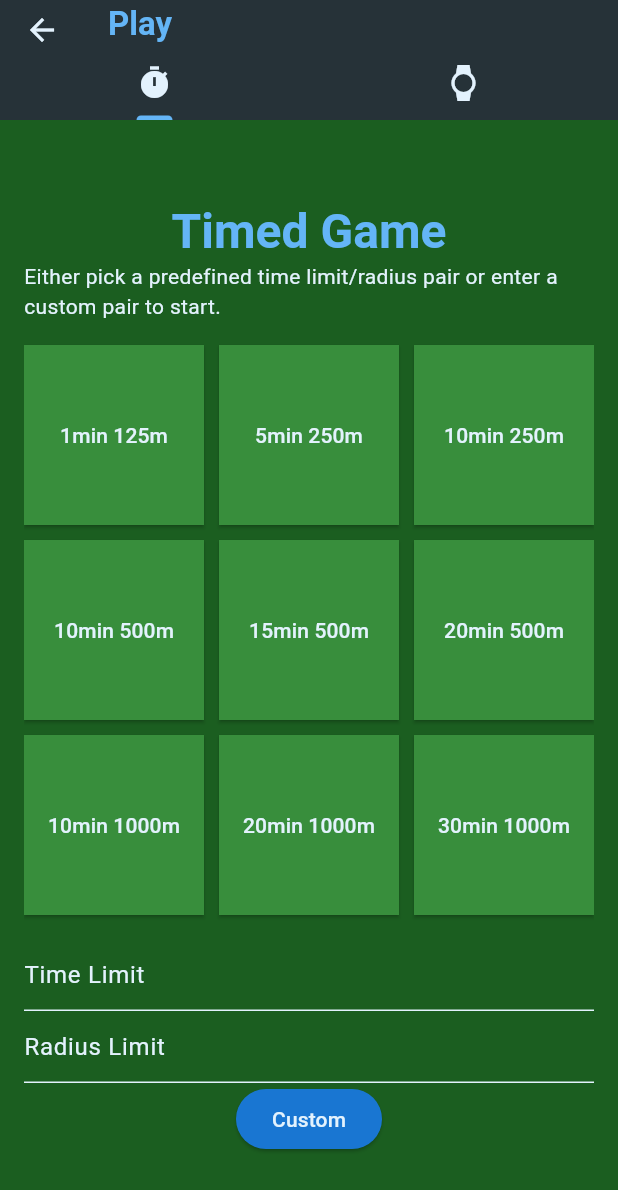
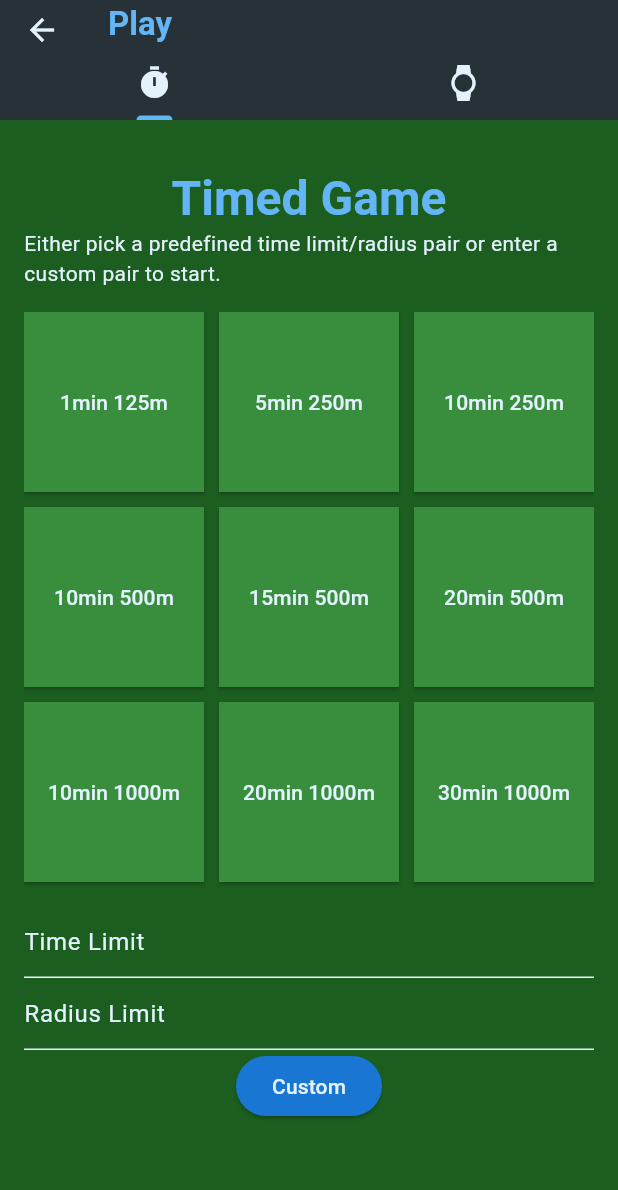
Before and after one commit to superj6/geoguess_irl, a Flutter app: the PlayScreen screen opened directly, on a phone screen of 412 x 824 dp. Shown: the top 1190 px of the screen. Run offline on Flutter 3.47's test engine with Material 3 defaults, Android fonts, the light colour scheme and no system bars; our stand-ins replace carousel_slider, flutter_secure_storage, geolocator, google_maps_flutter; missing offline and left inert: flutter_timer_countdown; accounts and stored records are empty.

Commit message:
uncenter play tab

```diff
--- a/lib/tabs/play_timed.dart
+++ b/lib/tabs/play_timed.dart
@@ -27,8 +27,8 @@ class PlayTimedTab extends StatelessWidget{
 
   @override
   Widget build(BuildContext context){
-    return Center(
-      child: SingleChildScrollView(
+    return SingleChildScrollView(
+      padding: EdgeInsets.only(top: 32.0),
       child: Column(
 	mainAxisAlignment: MainAxisAlignment.spaceEvenly,
 	children: [
@@ -133,7 +133,6 @@ class PlayTimedTab extends StatelessWidget{
 	  ),
 	],
       ),
-      ),
     );
   }
 }
```
Lines whose indentation alone changed are shown as unchanged.
